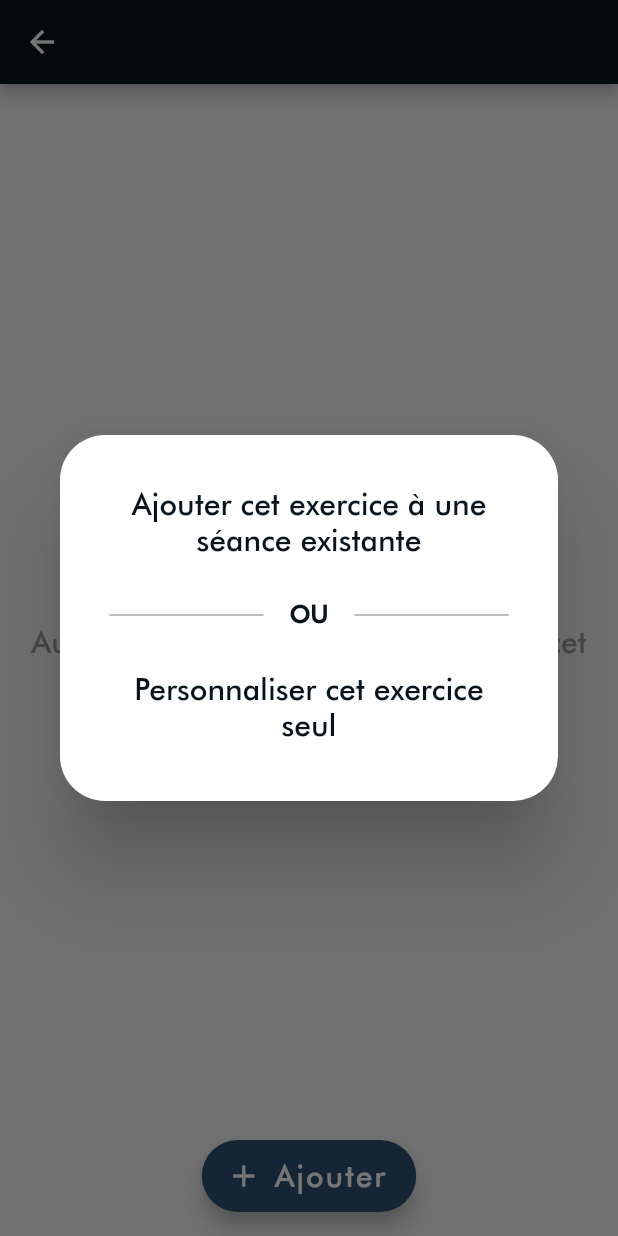
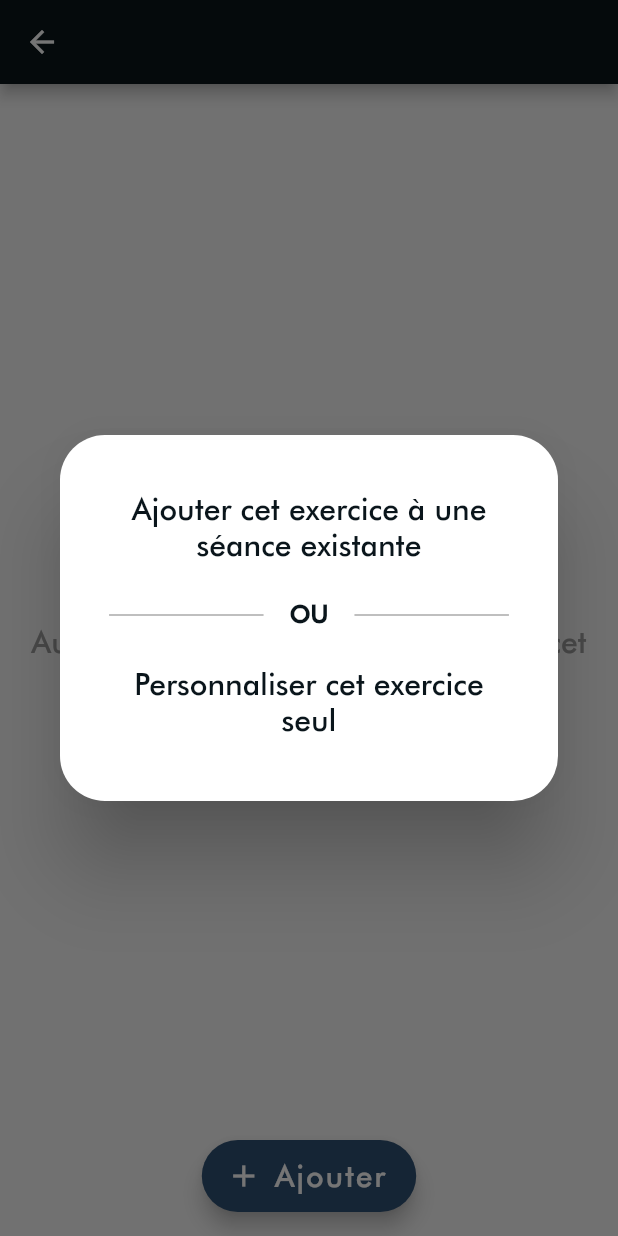
Before and after one commit to MaximeDubost/Strongr, a Flutter app: the AppExerciseView screen opened directly with empty values, after a tap on "Ajouter", on a phone screen of 412 x 824 dp. Run offline on Flutter 3.47's test engine with Material 2 defaults, Android fonts, the phone set to English and light mode, and no system bars; missing offline and left inert: flutter_auth_buttons; network calls fail.

Commit message:
Réarrangements visuels divers

```diff
--- a/Frontend/lib/services/session_service.dart
+++ b/Frontend/lib/services/session_service.dart
@@ -24,7 +24,6 @@ class SessionService {
       List<SessionPreview> sessions = List<SessionPreview>();
       for (final session in jsonDecode(response.body))
         sessions.add(SessionPreview.fromMap(session));
-      print(sessions.toString());
       return sessions;
     } catch (e) {
       return [];
--- a/Frontend/lib/views/app_exercise/app_exercise_view.dart
+++ b/Frontend/lib/views/app_exercise/app_exercise_view.dart
@@ -7,6 +7,7 @@ import 'package:strongr/utils/screen_size.dart';
 import 'package:strongr/utils/strongr_colors.dart';
 import 'package:strongr/views/exercise/exercise_create_view.dart';
 import 'package:strongr/widgets/dialogs/new_exercise_from_list_dialog.dart';
+import 'package:strongr/widgets/strongr_rounded_container.dart';
 import 'package:strongr/widgets/strongr_text.dart';
 
 class AppExerciseView extends StatefulWidget {
@@ -42,89 +43,126 @@ class _AppExerciseViewState extends State<AppExerciseView> {
         title: Text(widget.name),
       ),
       body: Container(
-        padding: EdgeInsets.all(20),
+        padding: EdgeInsets.all(5),
         child: FutureBuilder(
           future: futureAppExercise,
           builder: (context, snapshot) {
             if (snapshot.hasData) {
               return Container(
-                // color: Colors.red,
                 child: snapshot.data.id != null
-                    ? Column(
-                        crossAxisAlignment: CrossAxisAlignment.start,
+                    ? ListView(
+                        physics: BouncingScrollPhysics(),
                         children: <Widget>[
-                          Center(
+                          Container(
+                            padding: EdgeInsets.all(8),
                             child: StrongrText(
-                              snapshot.data.muscleList.length <= 1
-                                  ? "Muscle ciblé"
-                                  : "Muscles ciblés",
-                              size: 22,
-                              bold: true,
+                              "Muscles ciblés",
                               textAlign: TextAlign.start,
                             ),
                           ),
-                          Divider(
-                            color: Colors.grey[350],
-                            thickness: 1,
-                            indent: ScreenSize.width(context) / 4,
-                            endIndent: ScreenSize.width(context) / 4,
-                          ),
-                          SizedBox(height: 10),
                           snapshot.data.muscleList.length == 0
                               ? Center(
+                                  child: Container(
+                                    padding: EdgeInsets.all(10),
                                     child: StrongrText(
                                       "Aucun élément à afficher",
                                       color: Colors.grey,
+                                    ),
                                   ),
                                 )
                               : SizedBox(),
                           for (final item in snapshot.data.muscleList)
                             Column(
                               children: <Widget>[
-                                StrongrText("• " + item.name),
-                                SizedBox(height: 10),
+                                StrongrRoundedContainer(
+                                  width: ScreenSize.width(context),
+                                  content: Row(
+                                    mainAxisAlignment:
+                                        MainAxisAlignment.spaceBetween,
+                                    children: <Widget>[
+                                      Flexible(
+                                        child: Container(
+                                          height: 60,
+                                          child: Align(
+                                            alignment: Alignment.centerLeft,
+                                            child: StrongrText(
+                                              item.name,
+                                              textAlign: TextAlign.start,
+                                              maxLines: 2,
+                                            ),
+                                          ),
+                                        ),
+                                      ),
+                                      Icon(
+                                        Icons.info_outline,
+                                        color: StrongrColors.blue,
+                                      ),
                                     ],
                                   ),
-                          SizedBox(height: 20),
-                          Center(
+                                  onPressed: () {},
+                                ),
+                              ],
+                            ),
+                          SizedBox(height: 10),
+                          Container(
+                            padding: EdgeInsets.all(8),
                             child: StrongrText(
-                              snapshot.data.equipmentList.length <= 1
-                                  ? "Équipement associé"
-                                  : "Équipements associés",
-                              size: 22,
-                              bold: true,
+                              "Équipements associés",
                               textAlign: TextAlign.start,
                             ),
                           ),
-                          Divider(
-                            color: Colors.grey[350],
-                            thickness: 1,
-                            indent: ScreenSize.width(context) / 4,
-                            endIndent: ScreenSize.width(context) / 4,
-                          ),
-                          SizedBox(height: 10),
                           snapshot.data.equipmentList.length == 0
                               ? Center(
+                                  child: Container(
+                                    padding: EdgeInsets.all(10),
                                     child: StrongrText(
                                       "Aucun équipement",
                                       color: Colors.grey,
+                                    ),
                                   ),
                                 )
                               : SizedBox(),
                           for (final item in snapshot.data.equipmentList)
                             Column(
                               children: <Widget>[
-                                // StrongrText(item.id.toString()),
-                                StrongrText("• " + item.name),
-                                SizedBox(height: 5),
+                                StrongrRoundedContainer(
+                                  width: ScreenSize.width(context),
+                                  content: Row(
+                                    mainAxisAlignment:
+                                        MainAxisAlignment.spaceBetween,
+                                    children: <Widget>[
+                                      Flexible(
+                                        child: Container(
+                                          height: 60,
+                                          child: Align(
+                                            alignment: Alignment.centerLeft,
+                                            child: StrongrText(
+                                              item.name,
+                                              textAlign: TextAlign.start,
+                                              maxLines: 2,
+                                            ),
+                                          ),
+                                        ),
+                                      ),
+                                      Icon(
+                                        Icons.info_outline,
+                                        color: StrongrColors.blue,
+                                      ),
+                                    ],
+                                  ),
+                                  onPressed: () {},
+                                ),
                               ],
                             )
                         ],
                       )
                     : Center(
+                        child: Padding(
+                          padding: EdgeInsets.all(10),
                           child: StrongrText(
                             "Aucune donnée existante concernant cet exercice",
                             color: Colors.grey,
+                          ),
                         ),
                       ),
               );
@@ -160,7 +198,11 @@ class _AppExerciseViewState extends State<AppExerciseView> {
                       )
                   : () => showDialog(
                         context: context,
-                      builder: (context) => NewExerciseFromListDialog()),
+                        builder: (context) => NewExerciseFromListDialog(
+                          id: widget.id,
+                          name: widget.name,
+                        ),
+                      ),
               label: StrongrText(
                 "Ajouter",
                 color: Colors.white,
--- a/Frontend/lib/views/exercise/exercise_create_view.dart
+++ b/Frontend/lib/views/exercise/exercise_create_view.dart
@@ -748,7 +748,6 @@ class _ExerciseCreateViewState extends State<ExerciseCreateView> {
             ),
             Center(
               child: FloatingActionButton.extended(
-                // heroTag: 'program_fab_' + widget.id.toString(),
                 backgroundColor:
                     validSet(strict: true) ? StrongrColors.blue : Colors.grey,
                 icon: Icon(
--- a/Frontend/lib/views/homepage/pages/app_exercises_page.dart
+++ b/Frontend/lib/views/homepage/pages/app_exercises_page.dart
@@ -141,9 +141,7 @@ class _AppExercisesPageState extends State<AppExercisesPage> {
                               height: 35,
                               child: FloatingActionButton(
                                 elevation: 0,
-                                heroTag: 'fab_' +
-                                    (appExercises.indexOf(appExercise) + 1)
-                                        .toString(),
+                                heroTag: 'fab_' + appExercise.id.toString(),
                                 tooltip: "Ajouter",
                                 backgroundColor: StrongrColors.blue,
                                 child: Icon(
@@ -153,7 +151,10 @@ class _AppExercisesPageState extends State<AppExercisesPage> {
                                 onPressed: () => showDialog(
                                   context: context,
                                   builder: (context) =>
-                                      NewExerciseFromListDialog(),
+                                      NewExerciseFromListDialog(
+                                    id: appExercise.id,
+                                    name: appExercise.name,
+                                  ),
                                 ),
                               ),
                             )
--- a/Frontend/lib/widgets/dialogs/new_exercise_from_list_dialog.dart
+++ b/Frontend/lib/widgets/dialogs/new_exercise_from_list_dialog.dart
@@ -1,9 +1,22 @@
 import 'package:flutter/material.dart';
+import 'package:strongr/utils/routing_constants.dart';
 import 'package:strongr/utils/screen_size.dart';
 import 'package:strongr/utils/strongr_colors.dart';
+import 'package:strongr/views/exercise/exercise_create_view.dart';
 import '../strongr_text.dart';
 
-class NewExerciseFromListDialog extends StatelessWidget {
+class NewExerciseFromListDialog extends StatefulWidget {
+  final int id;
+  final String name;
+
+  NewExerciseFromListDialog({@required this.id, @required this.name});
+
+  @override
+  _NewExerciseFromListDialogState createState() =>
+      _NewExerciseFromListDialogState();
+}
+
+class _NewExerciseFromListDialogState extends State<NewExerciseFromListDialog> {
   @override
   Widget build(BuildContext context) {
     return AlertDialog(
@@ -13,11 +26,17 @@ class NewExerciseFromListDialog extends StatelessWidget {
         child: Column(
           mainAxisAlignment: MainAxisAlignment.spaceAround,
           children: <Widget>[
-            FlatButton(
+            RawMaterialButton(
+              shape: RoundedRectangleBorder(
+                borderRadius: BorderRadius.circular(30),
+              ),
+              child: Padding(
+                padding: EdgeInsets.all(10),
+                child: StrongrText(
+                  "Ajouter cet exercice à une séance existante",
+                ),
+              ),
               onPressed: () {},
-              child: StrongrText(
-                "Ajouter cet exercice à une séance existante",
-              ),
             ),
             Row(
               mainAxisAlignment: MainAxisAlignment.spaceAround,
@@ -39,12 +58,29 @@ class NewExerciseFromListDialog extends StatelessWidget {
                 ),
               ],
             ),
-            FlatButton(
-              onPressed: () {},
-              child: StrongrText(
-                "Personnaliser cet exercice seul",
+            RawMaterialButton(
+              shape: RoundedRectangleBorder(
+                borderRadius: BorderRadius.circular(30),
               ),
-            )
+              child: Padding(
+                padding: EdgeInsets.all(10),
+                child: StrongrText(
+                  "Personnaliser cet exercice seul",
+                ),
+              ),
+              onPressed: () {
+                Navigator.pushNamed(
+                  context,
+                  EXERCISE_CREATE_ROUTE,
+                  arguments: ExerciseCreateView(
+                    id: widget.id,
+                    name: widget.name,
+                  ),
+                ).then((result) {
+                  Navigator.of(context).pop();
+                });
+              },
+            ),
           ],
         ),
       ),
```
Lines whose indentation alone changed are shown as unchanged.
